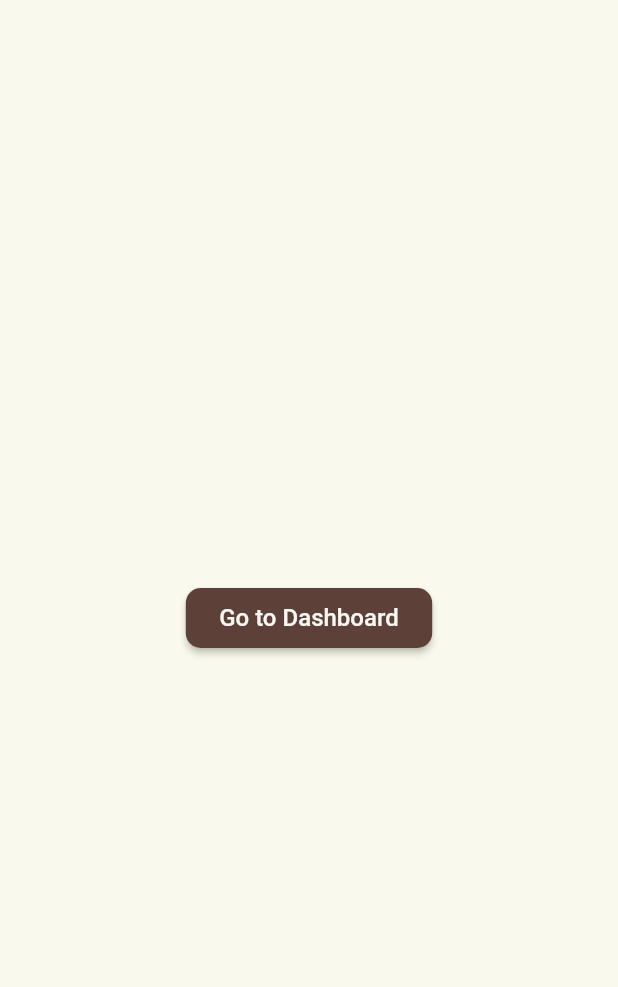
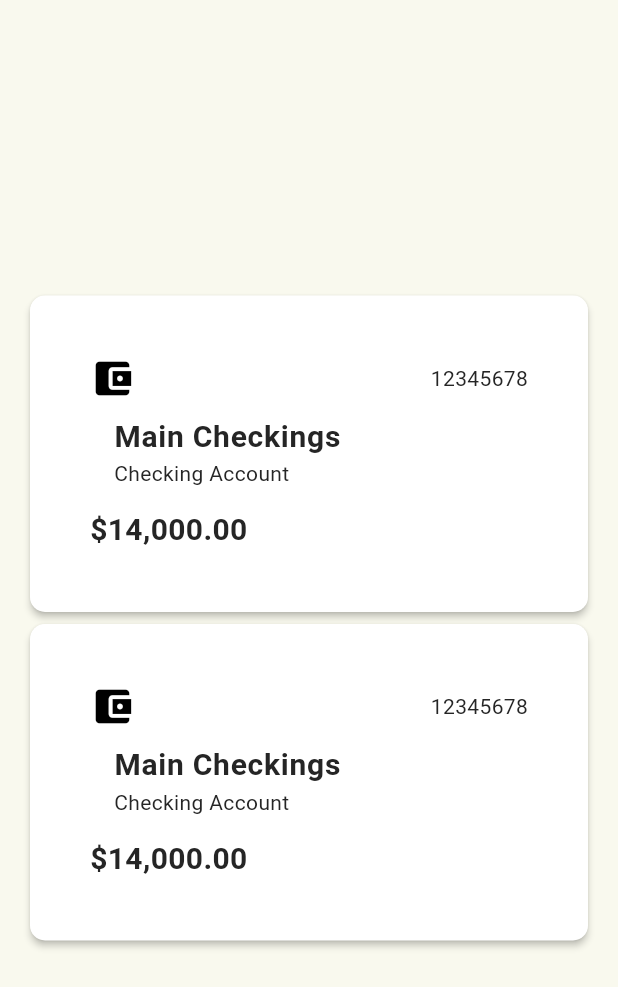
Before and after one commit to Emanuel6424/Budget_Pal, a Flutter app: the LandingPage screen opened directly, on a phone screen of 412 x 824 dp. Shown: the top 987 px of the screen. Run offline on Flutter 3.47's test engine with Material 3 defaults, Android fonts, the phone set to English and light mode, and no system bars.

Commit message:
Began to build out account tracking on front end, specifically building out the account widget which will be on the home page of the app

```diff
--- a/mobile_client/lib/main.dart
+++ b/mobile_client/lib/main.dart
@@ -2,6 +2,7 @@ import 'package:flutter/material.dart';
 import 'package:provider/provider.dart';
 import 'providers/user_provider.dart';
 import 'pages/login_sign_up_page.dart';
+import 'pages/home_page.dart';
 
 void main() {
   runApp(MyApp());
@@ -15,7 +16,8 @@ class MyApp extends StatelessWidget {
       child: MaterialApp(
         title: "BudgetPal",
         debugShowCheckedModeBanner: false,
-        home: LoginSignUpPage(),
+        // home: LoginSignUpPage(),
+        home: LandingPage(),
         theme: ThemeData(
           // Base colors
           scaffoldBackgroundColor: const Color(0xFFF9F9EE), // --background
--- a/mobile_client/lib/pages/home_page.dart
+++ b/mobile_client/lib/pages/home_page.dart
@@ -1,6 +1,7 @@
 // import 'package:aspires/Models/Person.dart';
 // import 'package:aspires/pages/Tasks/task_list_page.dart';
 import 'package:flutter/material.dart';
+import '../widgets/account_widget.dart';
 
 // ignore: must_be_immutable
 class LandingPage extends StatefulWidget {
@@ -15,16 +16,25 @@ class _LandingPageState extends State<LandingPage> {
   Widget build(BuildContext context) {
     return Scaffold(
       body: Center(
-        child: Column(
-          mainAxisAlignment: MainAxisAlignment.center,
-          children: [
-            ElevatedButton(
-              onPressed: () {
-                print("Main Page YAY!");
-              },
-              child: const Text("Go to Dashboard"),
-            ),
-          ],
+        child: Padding(
+          padding: const EdgeInsets.all(16.0),
+          child: Column(
+            mainAxisAlignment: MainAxisAlignment.center,
+            children: [
+              AccountWidget(
+                accountNumber: "12345678",
+                name: "Main Checkings",
+                type: "Checking",
+                balance: 14000.00,
+              ),
+              AccountWidget(
+                accountNumber: "12345678",
+                name: "Main Checkings",
+                type: "Checking",
+                balance: 14000.00,
+              ),
+            ],
+          ),
         ),
       ),
     );
--- a/mobile_client/lib/pages/login_sign_up_page.dart
+++ b/mobile_client/lib/pages/login_sign_up_page.dart
@@ -4,6 +4,7 @@ import '../widgets/signup_widget.dart';
 import '../widgets/login_signup_toggle_widget.dart';
 import '../util/https_methods.dart';
 import 'home_page.dart';
+import 'main_page.dart';
 
 class LoginSignUpPage extends StatefulWidget {
   const LoginSignUpPage({super.key});
@@ -143,7 +144,7 @@ class _LoginSignUpPageState extends State<LoginSignUpPage> {
                                 Navigator.push(
                                   context,
                                   MaterialPageRoute(
-                                    builder: (context) => LandingPage(),
+                                    builder: (context) => MainPage(),
                                   ),
                                 );
                               } else {
--- a/mobile_client/lib/pages/main_page.dart
+++ b/mobile_client/lib/pages/main_page.dart
@@ -1,5 +1,5 @@
 import 'package:flutter/material.dart';
-
+import 'home_page.dart';
 // Page Imports for the bottom navi bar
 
 class MainPage extends StatefulWidget {
@@ -14,6 +14,7 @@ class _MainPageState extends State<MainPage> {
 
   final List<Widget> pages = [
     // Page Widgets go here from imports
+    LandingPage(),
   ];
 
   @override
@@ -28,14 +29,17 @@ class _MainPageState extends State<MainPage> {
           });
         },
         items: const [
-          BottomNavigationBarItem(icon: Icon(Icons.home), label: "Home"),
           BottomNavigationBarItem(
-            icon: Icon(Icons.calendar_today),
-            label: "Calendar",
+            icon: Icon(Icons.account_balance),
+            label: "Accounts",
           ),
           BottomNavigationBarItem(
-            icon: Icon(Icons.assistant),
-            label: "AI Assistant",
+            icon: Icon(Icons.receipt),
+            label: "Transactions",
+          ),
+          BottomNavigationBarItem(
+            icon: Icon(Icons.track_changes),
+            label: "Budget",
           ),
           BottomNavigationBarItem(
             icon: Icon(Icons.settings),
--- a/mobile_client/lib/util/https_methods.dart
+++ b/mobile_client/lib/util/https_methods.dart
@@ -61,11 +61,9 @@ class HttpsMethods {
         // TODO: Parse response, create Person object, store in Provider, navigate
       } else if (response.statusCode == 401) {
         throw Exception("User not found or invalid credentials");
-        return false;
         // TODO: Show error to user
       } else {
         throw Exception('Failed to login: ${response.body}');
-        return false;
       }
     } catch (e) {
       print("Error: $e");
--- /dev/null
+++ b/mobile_client/lib/widgets/account_widget.dart
@@ -0,0 +1,62 @@
+import 'package:flutter/material.dart';
+import 'package:intl/intl.dart';
+
+class AccountWidget extends StatelessWidget {
+  final String name;
+  final String type;
+  final String accountNumber;
+  final double balance;
+  final currencyFormat = NumberFormat.currency(locale: "en_US", symbol: '\$');
+
+  AccountWidget({
+    super.key,
+    required this.name,
+    required this.type,
+    required this.accountNumber,
+    required this.balance,
+  });
+
+  Map<String, IconData> accountTypeIcons = {
+    "Checking": Icons.account_balance_wallet,
+    "Savings": Icons.savings,
+    "Retirement": Icons.beach_access,
+    "Credit Card": Icons.credit_card,
+  };
+
+  @override
+  Widget build(BuildContext context) {
+    return Card(
+      child: Padding(
+        padding: EdgeInsets.all(40.0),
+        child: Column(
+          children: [
+            Row(
+              mainAxisAlignment: MainAxisAlignment.spaceBetween,
+              children: [
+                Icon(accountTypeIcons[type], size: 30, color: Colors.black),
+                Text(accountNumber),
+              ],
+            ),
+
+            Column(
+              crossAxisAlignment: CrossAxisAlignment.start,
+              children: [
+                ListTile(
+                  title: Text(
+                    name,
+                    style: TextStyle(fontSize: 20, fontWeight: FontWeight.bold),
+                  ),
+                  subtitle: Text(type + " Account"),
+                ),
+                Text(
+                  currencyFormat.format(balance),
+                  style: TextStyle(fontSize: 20, fontWeight: FontWeight.bold),
+                ),
+              ],
+            ),
+          ],
+        ),
+      ),
+    );
+  }
+}
```
